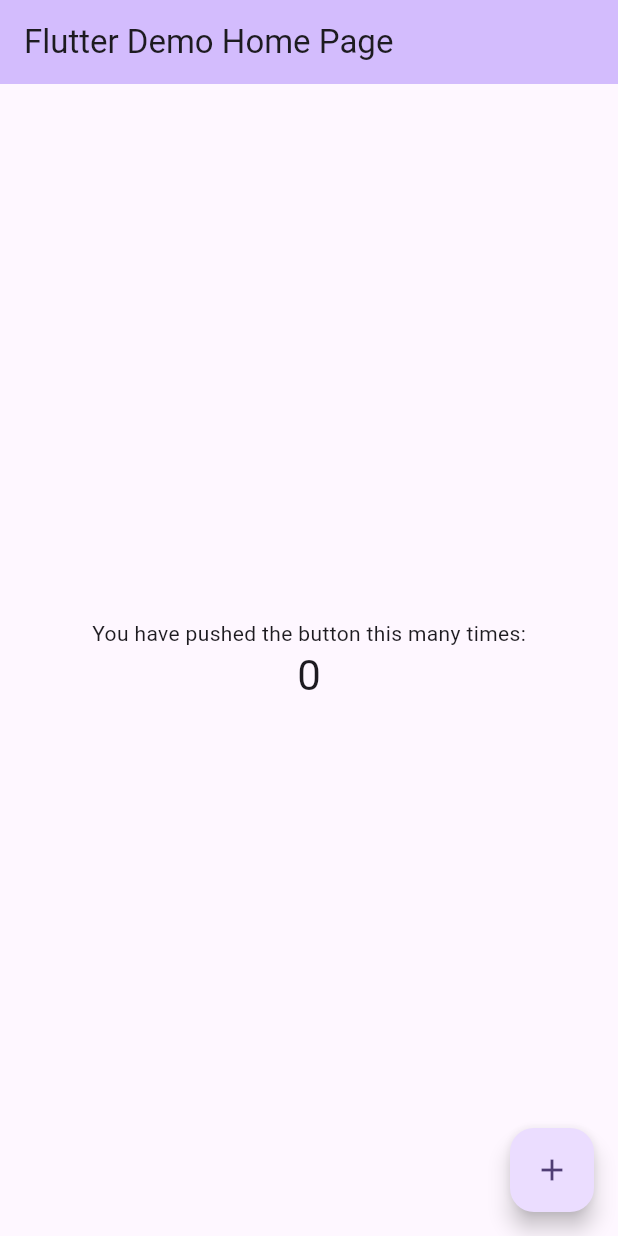
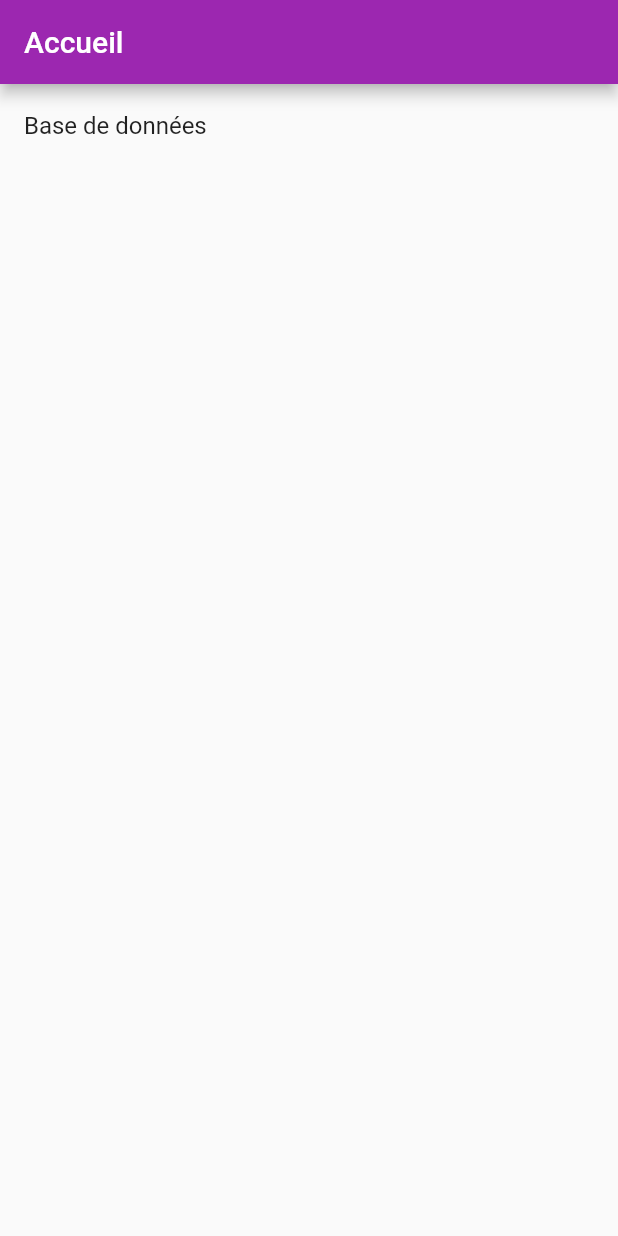
Before and after one commit to Virex22/shopping-app, a Flutter app: the screen it shows after launch, on a phone screen of 412 x 824 dp. Run offline on Flutter 3.47's test engine with Material 2 defaults, Android fonts, the phone set to English and light mode, and no system bars; our stand-ins replace go_router.

Commit message:
feat : add router and page

```diff
--- a/lib/main.dart
+++ b/lib/main.dart
@@ -1,7 +1,16 @@
 import 'package:flutter/material.dart';
+import 'package:shopping_app/router/router.dart';
 
 void main() {
-  runApp(const MyApp());
+  runApp(
+      /*MultiProvider(
+    providers: [
+      ChangeNotifierProvider(create: (context) => BachelorLikes()),
+      ChangeNotifierProvider(create: (context) => BachelorList()),
+    ],
+    child: */
+      const MyApp() /*, )*/
+      );
 }
 
 class MyApp extends StatelessWidget {
@@ -9,60 +18,9 @@ class MyApp extends StatelessWidget {
 
   @override
   Widget build(BuildContext context) {
-    return MaterialApp(
-      title: 'Flutter Demo',
-      theme: ThemeData(
-        colorScheme: ColorScheme.fromSeed(seedColor: Colors.deepPurple),
-        useMaterial3: true,
-      ),
-      home: const MyHomePage(title: 'Flutter Demo Home Page'),
-    );
+    return MaterialApp.router(
+        debugShowCheckedModeBanner: false,
+        routerConfig: router,
+        theme: ThemeData(primarySwatch: Colors.purple));
   }
 }
-
-class MyHomePage extends StatefulWidget {
-  const MyHomePage({super.key, required this.title});
-  final String title;
-
-  @override
-  State<MyHomePage> createState() => _MyHomePageState();
-}
-
-class _MyHomePageState extends State<MyHomePage> {
-  int _counter = 0;
-
-  void _incrementCounter() {
-    setState(() {
-      _counter++;
-    });
-  }
-
-  @override
-  Widget build(BuildContext context) {
-    return Scaffold(
-      appBar: AppBar(
-        backgroundColor: Theme.of(context).colorScheme.inversePrimary,
-        title: Text(widget.title),
-      ),
-      body: Center(
-        child: Column(
-          mainAxisAlignment: MainAxisAlignment.center,
-          children: <Widget>[
-            const Text(
-              'You have pushed the button this many times:',
-            ),
-            Text(
-              '$_counter',
-              style: Theme.of(context).textTheme.headlineMedium,
-            ),
-          ],
-        ),
-      ),
-      floatingActionButton: FloatingActionButton(
-        onPressed: _incrementCounter,
-        tooltip: 'Increment',
-        child: const Icon(Icons.add),
-      ),
-    );
-  }
-}
--- /dev/null
+++ b/lib/page/home.dart
@@ -0,0 +1,21 @@
+import 'package:flutter/material.dart';
+import 'package:go_router/go_router.dart';
+
+class HomePage extends StatelessWidget {
+  const HomePage({Key? key}) : super(key: key);
+
+  @override
+  Widget build(BuildContext context) {
+    return Scaffold(
+      appBar: AppBar(
+        title: const Text('Accueil'),
+      ),
+      body: ListTile(
+        title: const Text('Base de données'),
+        onTap: () {
+          context.go('/shops');
+        },
+      ),
+    );
+  }
+}
--- a/lib/router/router.dart
+++ b/lib/router/router.dart
@@ -1,16 +1,19 @@
 import 'package:go_router/go_router.dart';
+import 'package:shopping_app/page/error.dart';
+import 'package:shopping_app/page/home.dart';
+import 'package:shopping_app/page/shop_list.dart';
 
 final router = GoRouter(
   routes: [
     GoRoute(
         path: '/',
-        builder: (context, routeurState) => const Home(),
+        builder: (context, routeurState) => const HomePage(),
         routes: [
           GoRoute(
-            path: 'favorites',
-            builder: (context, routeurState) => const BachelorFavorites(),
+            path: 'shops',
+            builder: (context, routeurState) => const ShopListPage(),
           ),
         ]),
   ],
-  errorPageBuilder: (context, state) => const ErrorPage(),
+  errorBuilder: (context, state) => const ErrorPage(),
 );
```
Also changed, not shown: lib/page/error.dart (added, +17 -0 lines), lib/page/shop_list.dart (added, +17 -0 lines).
